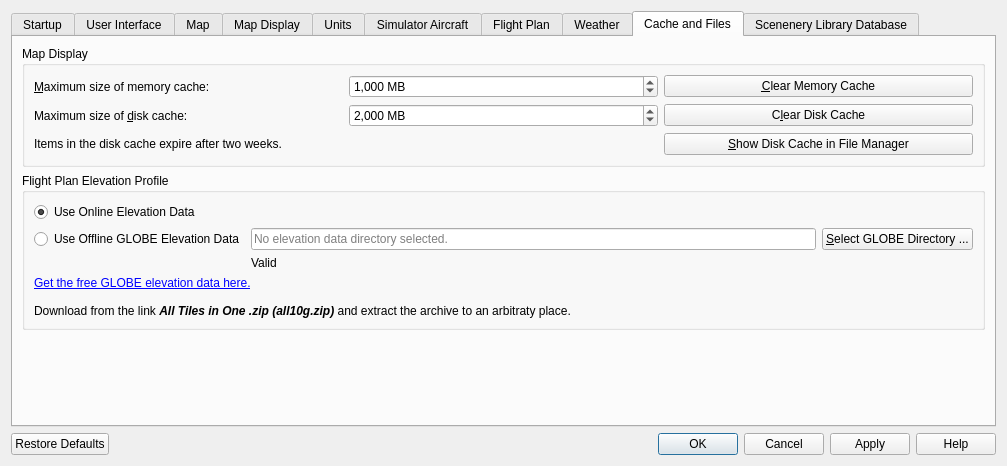
Above: src/options/options.ui from albar965/littlenavmap before the change. Below: the same form after it.
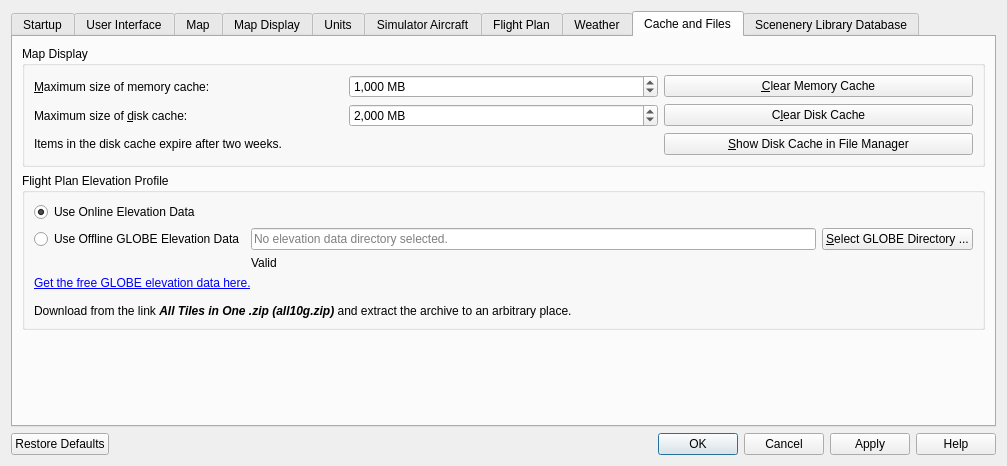
That is the form after the change. The open tabs and pages were chosen to show the change.

Commit message:
Fixed Spelling mistake
Fixed Spelling mistake. arbitraty -> arbitrary

What changed in the file:
```diff
--- a/src/options/options.ui
+++ b/src/options/options.ui
@@ -2314,7 +2314,7 @@
            <widget class="QLabel" name="labelCacheGlobePathDownload">
             <property name="text">
              <string>&lt;a href=&quot;https://www.ngdc.noaa.gov/mgg/topo/gltiles.html&quot;&gt;Get the free GLOBE elevation data here.&lt;/a&gt;&lt;br/&gt;&lt;br/&gt;
-Download from the link &lt;b&gt;&lt;i&gt;All Tiles in One .zip (all10g.zip)&lt;/i&gt;&lt;/b&gt; and extract the archive to an arbitraty place.</string>
+Download from the link &lt;b&gt;&lt;i&gt;All Tiles in One .zip (all10g.zip)&lt;/i&gt;&lt;/b&gt; and extract the archive to an arbitrary place.</string>
             </property>
             <property name="openExternalLinks">
              <bool>true</bool>
```
